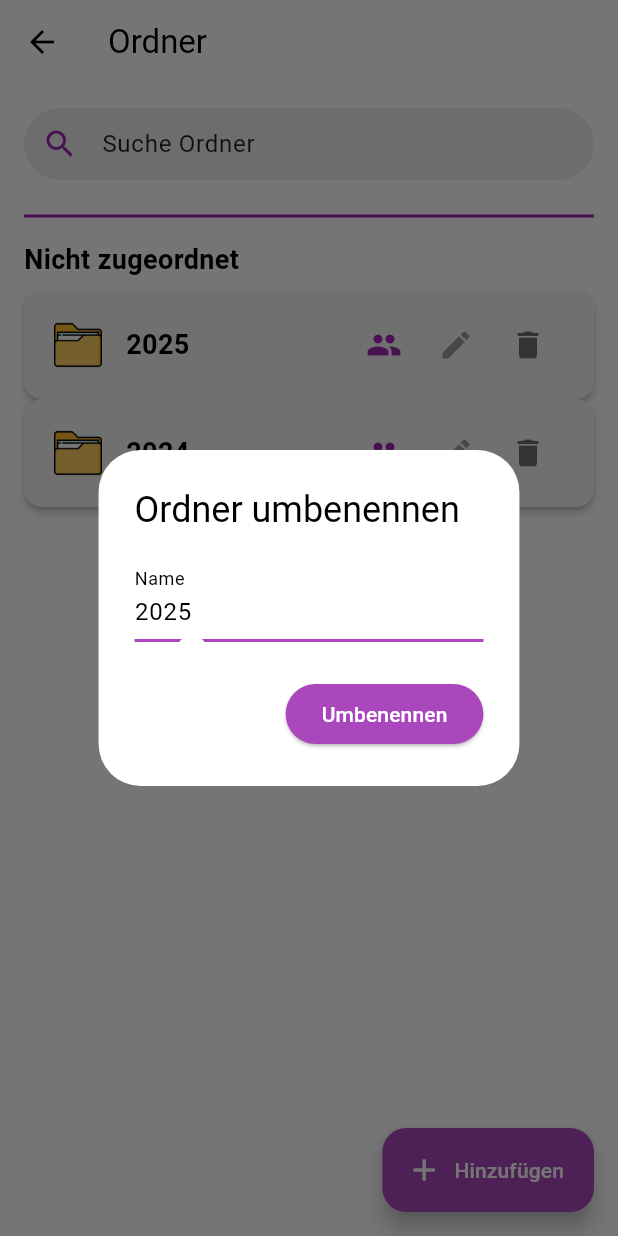
After one commit to Cassiopeiaee/beleg_speicher, a Flutter app: the OrdnerPage screen opened directly, after a tap on the "edit" icon, on a phone screen of 412 x 824 dp. The commit adds this screen. Run offline on Flutter 3.47's test engine with Material 3 defaults, Android fonts, the phone set to English and light mode, and no system bars; our stand-ins replace image_picker, shared_preferences; missing offline and left inert: file_selector; accounts and stored records are empty.

Commit message:
File Structure implementation. Upload from Device enabled.

```diff
--- /dev/null
+++ b/lib/ordner_page.dart
@@ -0,0 +1,406 @@
+import 'dart:convert';
+import 'package:flutter/material.dart';
+import 'package:shared_preferences/shared_preferences.dart';
+import 'package:beleg_speicher/LandingPage.dart';
+import 'package:beleg_speicher/inside_ordner.dart';
+
+class OrdnerPage extends StatefulWidget {
+  const OrdnerPage({super.key});
+
+  @override
+  State<OrdnerPage> createState() => _OrdnerPageState();
+}
+
+class _OrdnerPageState extends State<OrdnerPage> {
+  static const _prefsFoldersKey = 'saved_folders';
+  static const _prefsGroupsKey = 'saved_groups';
+
+  List<String> _folders = [];
+  Map<String, List<String>> _groups = {};
+
+  @override
+  void initState() {
+    super.initState();
+    _loadData();
+  }
+
+  Future<void> _loadData() async {
+    final prefs = await SharedPreferences.getInstance();
+    final savedFolders = prefs.getStringList(_prefsFoldersKey);
+    if (savedFolders != null && savedFolders.isNotEmpty) {
+      _folders = List.from(savedFolders);
+    } else {
+      _folders = ['2025', '2024'];
+    }
+    final groupsJson = prefs.getString(_prefsGroupsKey);
+    if (groupsJson != null) {
+      final decoded = jsonDecode(groupsJson) as Map<String, dynamic>;
+      _groups = decoded.map((k, v) => MapEntry(k, List<String>.from(v)));
+    }
+    setState(() {});
+  }
+
+  Future<void> _saveAll() async {
+    final prefs = await SharedPreferences.getInstance();
+    await prefs.setStringList(_prefsFoldersKey, _folders);
+    await prefs.setString(_prefsGroupsKey, jsonEncode(_groups));
+  }
+
+  @override
+  Widget build(BuildContext context) {
+    return Scaffold(
+      appBar: AppBar(
+        title: const Text('Ordner', style: TextStyle(color: Colors.black)),
+        backgroundColor: Colors.white,
+        elevation: 0,
+        leading: IconButton(
+          icon: const Icon(Icons.arrow_back, color: Colors.black),
+          onPressed: () => Navigator.of(context).pop(),
+          splashRadius: 24,
+        ),
+      ),
+      floatingActionButton: FloatingActionButton.extended(
+        onPressed: _showAddOptions,
+        backgroundColor: Colors.purple.shade400,
+        icon: const Icon(Icons.add, color: Colors.white),
+        label: const Text('Hinzufügen', style: TextStyle(color: Colors.white)),
+      ),
+      body: SafeArea(
+        child: Padding(
+          padding: const EdgeInsets.all(16.0),
+          child: Column(
+            children: [
+              // Suchfeld
+              Container(
+                decoration: BoxDecoration(
+                  color: Colors.grey.shade200,
+                  borderRadius: BorderRadius.circular(24),
+                ),
+                padding: const EdgeInsets.symmetric(horizontal: 12),
+                child: const TextField(
+                  decoration: InputDecoration(
+                    icon: Icon(Icons.search, color: Colors.purple),
+                    hintText: 'Suche Ordner',
+                    hintStyle: TextStyle(color: Colors.black87),
+                    border: InputBorder.none,
+                  ),
+                  style: TextStyle(color: Colors.black),
+                ),
+              ),
+              const SizedBox(height: 16),
+              // Gruppen + ungruppierte Ordner
+              Expanded(
+                child: ListView(
+                  children: [
+                    // Gruppen
+                    for (var entry in _groups.entries)
+                      ExpansionTile(
+                        title: Text(
+                          entry.key,
+                          style: const TextStyle(
+                              fontSize: 18, fontWeight: FontWeight.bold),
+                        ),
+                        iconColor: Colors.black,
+                        collapsedIconColor: Colors.black,
+                        trailing: IconButton(
+                          icon: const Icon(Icons.delete, color: Colors.red),
+                          onPressed: () {
+                            setState(() => _groups.remove(entry.key));
+                            _saveAll();
+                          },
+                        ),
+                        children: [
+                          for (var name in entry.value)
+                            GestureDetector(
+                              onTap: () => Navigator.of(context).push(
+                                MaterialPageRoute(
+                                  builder: (_) =>
+                                      InsideOrdnerPage(folderName: name),
+                                ),
+                              ),
+                              child: _FolderTile(
+                                name: name,
+                                onRename: () =>
+                                    _showFolderDialog(original: name),
+                                onGroup: null,
+                                onRemoveFromGroup: () {
+                                  setState(() {
+                                    entry.value.remove(name);
+                                    _folders.add(name);
+                                  });
+                                  _saveAll();
+                                },
+                                onDelete: () {
+                                  setState(() => entry.value.remove(name));
+                                  _saveAll();
+                                },
+                              ),
+                            ),
+                        ],
+                      ),
+
+                    // Ungruppierte
+                    if (_folders.isNotEmpty) ...[
+                      const Divider(thickness: 2, color: Colors.purple),
+                      const Padding(
+                        padding: EdgeInsets.symmetric(vertical: 8.0),
+                        child: Text(
+                          'Nicht zugeordnet',
+                          style: TextStyle(
+                              fontSize: 18, fontWeight: FontWeight.bold),
+                        ),
+                      ),
+                    ],
+                    // Ungruppierte Ordner
+                    for (var name in _folders)
+                      GestureDetector(
+                        onTap: () => Navigator.of(context).push(
+                          MaterialPageRoute(
+                            builder: (_) =>
+                                InsideOrdnerPage(folderName: name),
+                          ),
+                        ),
+                        child: _FolderTile(
+                          name: name,
+                          onRename: () =>
+                              _showFolderDialog(original: name),
+                          onGroup: () => _showAssignGroup(name),
+                          onRemoveFromGroup: null,
+                          onDelete: () {
+                            setState(() => _folders.remove(name));
+                            _saveAll();
+                          },
+                        ),
+                      ),
+                  ],
+                ),
+              ),
+            ],
+          ),
+        ),
+      ),
+    );
+  }
+
+  void _showAddOptions() {
+    showModalBottomSheet<void>(
+      context: context,
+      shape: const RoundedRectangleBorder(
+          borderRadius: BorderRadius.vertical(top: Radius.circular(16))),
+      builder: (context) => SafeArea(
+        child: Column(mainAxisSize: MainAxisSize.min, children: [
+          ListTile(
+            leading: const Icon(Icons.group_add),
+            title: const Text('Gruppe erstellen'),
+            onTap: () {
+              Navigator.of(context).pop();
+              _showGroupDialog();
+            },
+          ),
+          ListTile(
+            leading: const Icon(Icons.create_new_folder),
+            title: const Text('Ordner erstellen'),
+            onTap: () {
+              Navigator.of(context).pop();
+              _showFolderDialog();
+            },
+          ),
+          ListTile(
+            leading: const Icon(Icons.file_upload),
+            title: const Text('Ordner importieren'),
+            onTap: () => Navigator.of(context).pop(),
+          ),
+        ]),
+      ),
+    );
+  }
+
+  void _showGroupDialog() {
+    final controller = TextEditingController();
+    showDialog<void>(
+      context: context,
+      builder: (context) => AlertDialog(
+        title: const Text('Gruppe erstellen'),
+        content: TextField(
+          controller: controller,
+          autofocus: true,
+          style: const TextStyle(color: Colors.black),
+          decoration: InputDecoration(
+            labelText: 'Gruppen-Name',
+            labelStyle: const TextStyle(color: Colors.black),
+            border: const UnderlineInputBorder(
+                borderSide: BorderSide(color: Colors.black)),
+            enabledBorder: const UnderlineInputBorder(
+                borderSide: BorderSide(color: Colors.black)),
+            focusedBorder: UnderlineInputBorder(
+                borderSide:
+                BorderSide(color: Colors.purple.shade400, width: 2)),
+          ),
+        ),
+        actions: [
+          TextButton(
+              onPressed: () => Navigator.of(context).pop(),
+              child: const Text('Abbrechen')),
+          ElevatedButton(
+            onPressed: () {
+              final name = controller.text.trim();
+              if (name.isNotEmpty && !_groups.containsKey(name)) {
+                setState(() => _groups[name] = []);
+                _saveAll();
+              }
+              Navigator.of(context).pop();
+            },
+            style: ElevatedButton.styleFrom(
+                backgroundColor: Colors.purple.shade400),
+            child:
+            const Text('Erstellen', style: TextStyle(color: Colors.white)),
+          ),
+        ],
+      ),
+    );
+  }
+
+  void _showFolderDialog({String? original}) {
+    final isRename = original != null;
+    final controller = TextEditingController(text: original ?? '');
+    showDialog<void>(
+      context: context,
+      builder: (context) => AlertDialog(
+        title:
+        Text(isRename ? 'Ordner umbenennen' : 'Ordner erstellen'),
+        content: TextField(
+          controller: controller,
+          autofocus: true,
+          style: const TextStyle(color: Colors.black),
+          decoration: InputDecoration(
+            labelText: 'Name',
+            labelStyle: const TextStyle(color: Colors.black),
+            border: const UnderlineInputBorder(
+                borderSide: BorderSide(color: Colors.black)),
+            enabledBorder: const UnderlineInputBorder(
+                borderSide: BorderSide(color: Colors.black)),
+            focusedBorder: UnderlineInputBorder(
+                borderSide:
+                BorderSide(color: Colors.purple.shade400, width: 2)),
+          ),
+        ),
+        actions: [
+          TextButton(
+              onPressed: () => Navigator.of(context).pop(),
+              child: const Text('Abbrechen')),
+          ElevatedButton(
+            onPressed: () {
+              final newName = controller.text.trim();
+              if (newName.isNotEmpty) {
+                setState(() {
+                  if (isRename) {
+                    if (_folders.contains(original)) {
+                      final i = _folders.indexOf(original!);
+                      _folders[i] = newName;
+                    } else {
+                      for (var list in _groups.values) {
+                        final idx = list.indexOf(original!);
+                        if (idx != -1) list[idx] = newName;
+                      }
+                    }
+                  } else {
+                    _folders.insert(0, newName);
+                  }
+                });
+                _saveAll();
+              }
+              Navigator.of(context).pop();
+            },
+            style: ElevatedButton.styleFrom(
+                backgroundColor: Colors.purple.shade400),
+            child: Text(isRename ? 'Umbenennen' : 'Bestätigen',
+                style: const TextStyle(color: Colors.white)),
+          ),
+        ],
+      ),
+    );
+  }
+
+  void _showAssignGroup(String folderName) {
+    showModalBottomSheet<void>(
+      context: context,
+      shape: const RoundedRectangleBorder(
+          borderRadius: BorderRadius.vertical(top: Radius.circular(16))),
+      builder: (context) => SafeArea(
+        child: Column(mainAxisSize: MainAxisSize.min, children: [
+          for (var groupName in _groups.keys)
+            ListTile(
+              title: Text(groupName),
+              onTap: () {
+                setState(() {
+                  _folders.remove(folderName);
+                  _groups[groupName]!.add(folderName);
+                });
+                _saveAll();
+                Navigator.of(context).pop();
+              },
+            ),
+        ]),
+      ),
+    );
+  }
+}
+
+class _FolderTile extends StatelessWidget {
+  final String name;
+  final VoidCallback onRename;
+  final VoidCallback? onGroup;
+  final VoidCallback? onRemoveFromGroup;
+  final VoidCallback? onDelete;
+
+  const _FolderTile({
+    required this.name,
+    required this.onRename,
+    this.onGroup,
+    this.onRemoveFromGroup,
+    this.onDelete,
+  });
+
+  @override
+  Widget build(BuildContext context) {
+    return Material(
+      color: Colors.grey.shade100,
+      borderRadius: BorderRadius.circular(12),
+      elevation: 2,
+      child: Padding(
+        padding: const EdgeInsets.symmetric(vertical: 12, horizontal: 20),
+        child: Row(
+          children: [
+            Image.asset('assets/folder_home.png', width: 32, height: 32),
+            const SizedBox(width: 16),
+            Expanded(
+              child: Text(
+                name,
+                style: const TextStyle(
+                    fontSize: 18, fontWeight: FontWeight.bold, color: Colors.black),
+              ),
+            ),
+            if (onRemoveFromGroup != null)
+              IconButton(
+                icon: const Icon(Icons.remove_circle, color: Colors.red),
+                onPressed: onRemoveFromGroup,
+              ),
+            IconButton(
+              icon: const Icon(Icons.group, color: Colors.purple),
+              onPressed: onGroup,
+            ),
+            IconButton(
+              icon: const Icon(Icons.edit, color: Colors.grey),
+              onPressed: onRename,
+              splashRadius: 24,
+            ),
+            IconButton(
+              icon: const Icon(Icons.delete, color: Colors.black54),
+              onPressed: onDelete,
+            ),
+          ],
+        ),
+      ),
+    );
+  }
+}
--- a/pubspec.yaml
+++ b/pubspec.yaml
@@ -11,6 +11,9 @@ dependencies:
   flutter:
     sdk: flutter
   cupertino_icons: ^1.0.8
+  shared_preferences: ^2.0.15
+  image_picker: ^0.8.7+4
+  file_selector: ^0.9.0
 
 dev_dependencies:
   flutter_test:
```
Also changed, not shown: lib/home_page.dart (+32 -31 lines), lib/inside_ordner.dart (added, +153 -0 lines), assets/pdf_logo.png (added), pubspec.lock, 3 other files.
